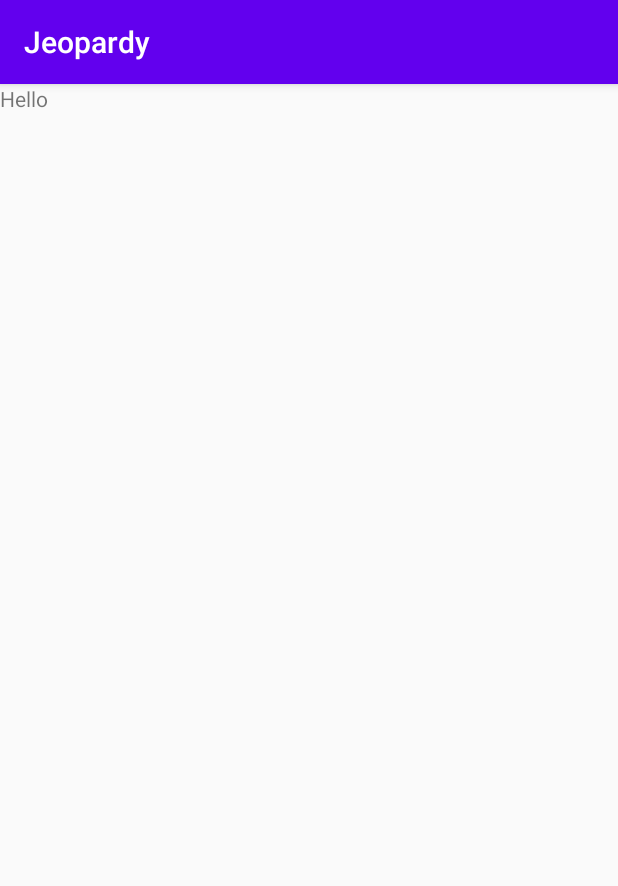
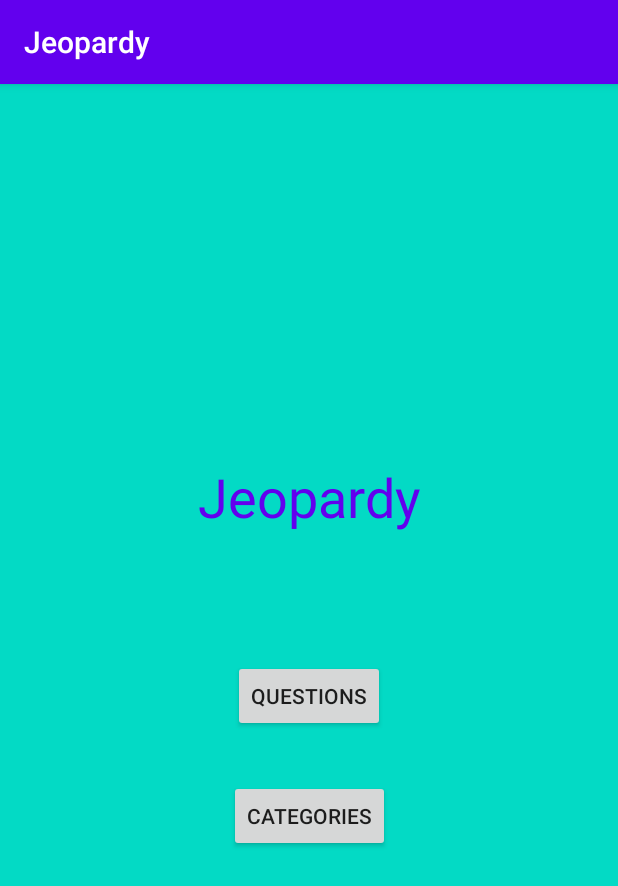
Before and after one commit to Stegnerd/Jeopardy, an Android app: the screen it shows after launch (MainActivity), on a phone screen of 412 x 824 dp. Shown: the top 886 px of the screen. Run offline under Robolectric (Android 15) with nearby library versions, the phone set to English and light mode, and no system bars; our stand-ins replace Dagger/Hilt's generated code.

Commit message:
1. landing ui and styling

```diff
--- a/app/src/main/res/layout/landing_fragment.xml
+++ b/app/src/main/res/layout/landing_fragment.xml
@@ -1,13 +1,43 @@
 <?xml version="1.0" encoding="utf-8"?>
-<FrameLayout xmlns:android="http://schemas.android.com/apk/res/android"
+<androidx.constraintlayout.widget.ConstraintLayout xmlns:android="http://schemas.android.com/apk/res/android"
+    xmlns:app="http://schemas.android.com/apk/res-auto"
     xmlns:tools="http://schemas.android.com/tools"
     android:layout_width="match_parent"
     android:layout_height="match_parent"
-    tools:context=".ui.landing.LandingFragment">
+    android:background="@color/teal_200"
+    tools:context=".ui.landing.LandingActivity">
 
     <TextView
-        android:layout_width="match_parent"
-        android:layout_height="match_parent"
-        android:text="Hello" />
+        android:id="@+id/LandingAppTitle"
+        android:layout_width="wrap_content"
+        android:layout_height="wrap_content"
+        android:layout_marginTop="32dp"
+        android:text="@string/app_name"
+        android:textColor="@color/purple_500"
+        android:textSize="36sp"
+        app:layout_constraintBottom_toTopOf="@+id/QuestionButton"
+        app:layout_constraintEnd_toEndOf="parent"
+        app:layout_constraintStart_toStartOf="parent"
+        app:layout_constraintTop_toTopOf="parent"
+        app:layout_constraintVertical_bias="0.72" />
 
-</FrameLayout>
+    <Button
+        android:id="@+id/QuestionButton"
+        android:layout_width="wrap_content"
+        android:layout_height="wrap_content"
+        android:layout_marginBottom="32dp"
+        android:text="@string/landing_questions_button"
+        app:layout_constraintBottom_toTopOf="@+id/CategoryButton"
+        app:layout_constraintEnd_toEndOf="parent"
+        app:layout_constraintStart_toStartOf="parent" />
+
+    <Button
+        android:id="@+id/CategoryButton"
+        android:layout_width="wrap_content"
+        android:layout_height="wrap_content"
+        android:layout_marginBottom="256dp"
+        android:text="@string/landing_categories_button"
+        app:layout_constraintBottom_toBottomOf="parent"
+        app:layout_constraintEnd_toEndOf="parent"
+        app:layout_constraintStart_toStartOf="parent" />
+</androidx.constraintlayout.widget.ConstraintLayout>
--- a/app/src/main/res/layout/question_fragment.xml
+++ b/app/src/main/res/layout/question_fragment.xml
@@ -8,6 +8,6 @@
     <TextView
         android:layout_width="match_parent"
         android:layout_height="match_parent"
-        android:text="Hello" />
+        android:text="Question Frag" />
 
 </FrameLayout>
--- a/app/src/main/res/navigation/nav_graph.xml
+++ b/app/src/main/res/navigation/nav_graph.xml
@@ -13,10 +13,18 @@
         <action
             android:id="@+id/action_landingFragment_to_categorySelectFragment"
             app:destination="@id/categorySelectFragment" />
+        <action
+            android:id="@+id/action_landingFragment_to_questionFragment"
+            app:destination="@id/questionFragment" />
     </fragment>
     <fragment
         android:id="@+id/categorySelectFragment"
         android:name="com.stegnerd.jeopardy.ui.categoryselect.CategorySelectFragment"
         android:label="category_select_list_fragment"
         tools:layout="@layout/category_select_list_fragment" />
+    <fragment
+        android:id="@+id/questionFragment"
+        android:name="com.stegnerd.jeopardy.ui.question.QuestionFragment"
+        android:label="question_fragment"
+        tools:layout="@layout/question_fragment" />
 </navigation>
--- a/app/src/main/res/values/colors.xml
+++ b/app/src/main/res/values/colors.xml
@@ -3,4 +3,12 @@
     <color name="colorPrimary">#6200EE</color>
     <color name="colorPrimaryDark">#3700B3</color>
     <color name="colorAccent">#03DAC5</color>
+
+    <color name="purple_200">#FFBB86FC</color>
+    <color name="purple_500">#FF6200EE</color>
+    <color name="purple_700">#FF3700B3</color>
+    <color name="teal_200">#FF03DAC5</color>
+    <color name="teal_700">#FF018786</color>
+    <color name="black">#FF000000</color>
+    <color name="white">#FFFFFFFF</color>
 </resources>
--- a/app/src/main/res/values/strings.xml
+++ b/app/src/main/res/values/strings.xml
@@ -1,3 +1,7 @@
 <resources>
     <string name="app_name">Jeopardy</string>
+
+    <string name="landing_categories_button">Categories</string>
+    <string name="landing_questions_button">Questions</string>
+
 </resources>
```
